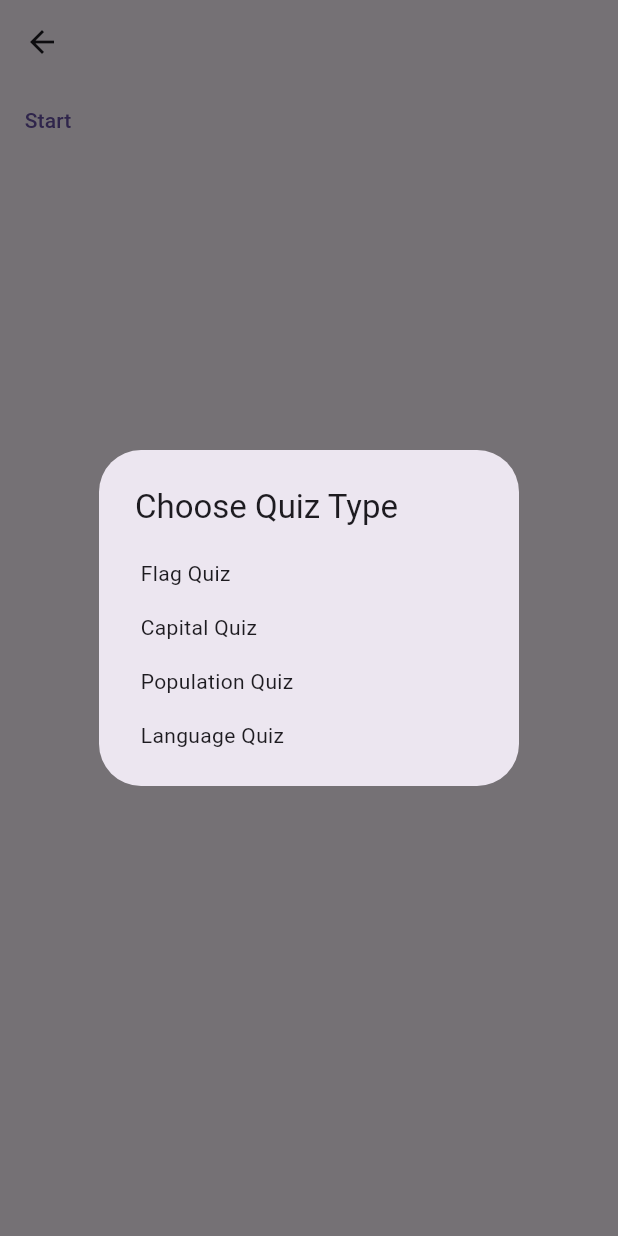
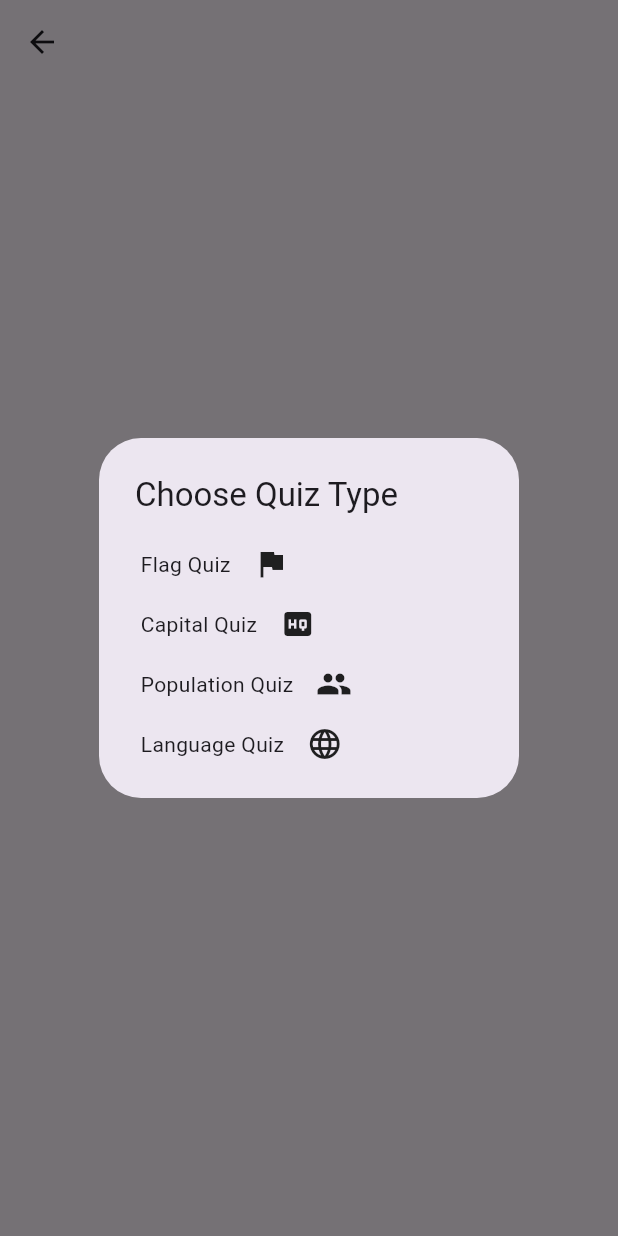
Before and after one commit to Medalisekri/countries_app, a Flutter app: the QuizScreen screen opened directly, after a tap on "Start", on a phone screen of 412 x 824 dp. Run offline on Flutter 3.47's test engine with Material 3 defaults, Android fonts, the light colour scheme and no system bars; our stand-ins replace dio, flutter_dotenv, flutter_riverpod, riverpod; network calls fail.

Commit message:
Improve quiz screen design

```diff
--- a/lib/screens/quiz.dart
+++ b/lib/screens/quiz.dart
@@ -1,5 +1,5 @@
+
 import 'package:countries_api/models/country.dart';
-import 'package:countries_api/models/quiz_questions.dart';
 import 'package:countries_api/providers/country.dart';
 import 'package:countries_api/providers/quiz.dart';
 import 'package:flutter/material.dart';
@@ -7,9 +7,8 @@ import 'package:flutter/src/widgets/framework.dart';
 import 'package:flutter_riverpod/flutter_riverpod.dart';
 
 class QuizScreen extends ConsumerStatefulWidget {
-
-  final QuizQuestions? quiz;
-  const QuizScreen({super.key, this.quiz});
+  final Country? country;
+  QuizScreen({this.country});
   @override
   ConsumerState<ConsumerStatefulWidget> createState() => _QuizScreen();
 
@@ -18,21 +17,20 @@ class _QuizScreen extends ConsumerState<QuizScreen>{
 String? selectedAnswer;
   @override
   Widget build(BuildContext context) {
+
    final state = ref.watch(quizProvider);
    final countryState = ref.read(countryProvider);
    final countries = countryState.countries;
-
-   //final List<QuizQuestions> q = state.questions.where((u)=>u.questions!=null).toList();
-   if(state.questions.isEmpty){
-
-
+      if(state.questions.isEmpty){
     return Scaffold(
       appBar: AppBar(
 
       ),
       body: Column(
+        mainAxisAlignment: MainAxisAlignment.center,
         children: [
-          TextButton(
+          Center(child:
+          ElevatedButton(
             onPressed: () {
               showDialog(
                 context: context,
@@ -44,43 +42,49 @@ String? selectedAnswer;
                         Navigator.pop(context);
                         ref.read(quizProvider.notifier).startQuiz(countries, 'flag');
                       },
-                      child: Text(' Flag Quiz' ,style: TextStyle(),),
+                      child: Row(children: [
+                        Text(' Flag Quiz' ),
+                        const SizedBox(width: 15,),
+                        Icon(Icons.flag)
+                      ],)),
 
-                    ),
                     SimpleDialogOption(
                       onPressed: () {
                         Navigator.pop(context);
                         ref.read(quizProvider.notifier).startQuiz(countries, 'capital');
                       },
-                      child: Text(' Capital Quiz'),
-
-                    ),
+                      child: Row(children: [
+              Text(' Capital Quiz' ),
+              const SizedBox(width: 15,),
+              Icon(Icons.high_quality)
+              ],)),
                     SimpleDialogOption(
                       onPressed: () {
                         Navigator.pop(context);
                         ref.read(quizProvider.notifier).startQuiz(countries, 'population');
                       },
-                      child: Text(' Population Quiz'),
-
-                    ),
+                      child: Row(children: [
+              Text(' Population Quiz' ),
+              const SizedBox(width: 15,),
+              Icon(Icons.people)
+              ],)),
                     SimpleDialogOption(
                       onPressed: () {
                         Navigator.pop(context);
                         ref.read(quizProvider.notifier).startQuiz(countries, 'language');
                       },
-                      child: Text(' Language Quiz'),
-
-                    ),
-
+                      child: Row(children: [
+              Text(' Language Quiz' ),
+              const SizedBox(width: 15,),
+              Icon(Icons.language)
+              ],)),
                   ],
                 ),
               );
             },
-            child: Text('Start'),
-
+            child: Text('Start' , style: TextStyle(fontSize: 20),),
           ),
-
-        ],
+          )],
       ),
     );
    }
@@ -89,7 +93,6 @@ String? selectedAnswer;
         appBar: AppBar(),
         body:  Column(children: [
         Center(child:  Text('Your Score is: ${state.score}/${state.questions.length} '),
-
         ),
           TextButton( onPressed: () {
             showDialog(
@@ -142,40 +145,35 @@ String? selectedAnswer;
     appBar: AppBar(),
     body: Column(children: [
       Expanded(child:
-          Column(children: [
+          Column(
+            mainAxisAlignment: MainAxisAlignment.center,
+              children: [
+            currentQuestion.question.startsWith('http')?
+                Image.network(currentQuestion.question)
+                :Text(currentQuestion.question)
+   ])   ),
 
-            Text(currentQuestion.question),
-
-
-   ])   ),
       for(String option in currentQuestion.options)
 
         TextButton(
             onPressed:  (){
-
       if(!state.answered) {
         setState(() => selectedAnswer = option);
         ref.read(quizProvider.notifier).answerQuestion(option);
       }
-
         }, style: TextButton.styleFrom(
             foregroundColor: selectedAnswer==null?Colors.black :
             option ==currentQuestion.correctAnswer?Colors.green: option == selectedAnswer?Colors.red:Colors.black),
             child:Text(option)
         ),
 if(state.answered)
-
     TextButton(onPressed: () {
       setState(()=>selectedAnswer =null
-
       );
       ref.read(quizProvider.notifier).nextQuestion();  },
-      child: Text('Next'),),
-
+      child: Text('Next' , style: TextStyle(fontSize: 15 ,fontWeight: FontWeight.bold),),),
         ],),
   );
 
-
   }
-
 }
```
